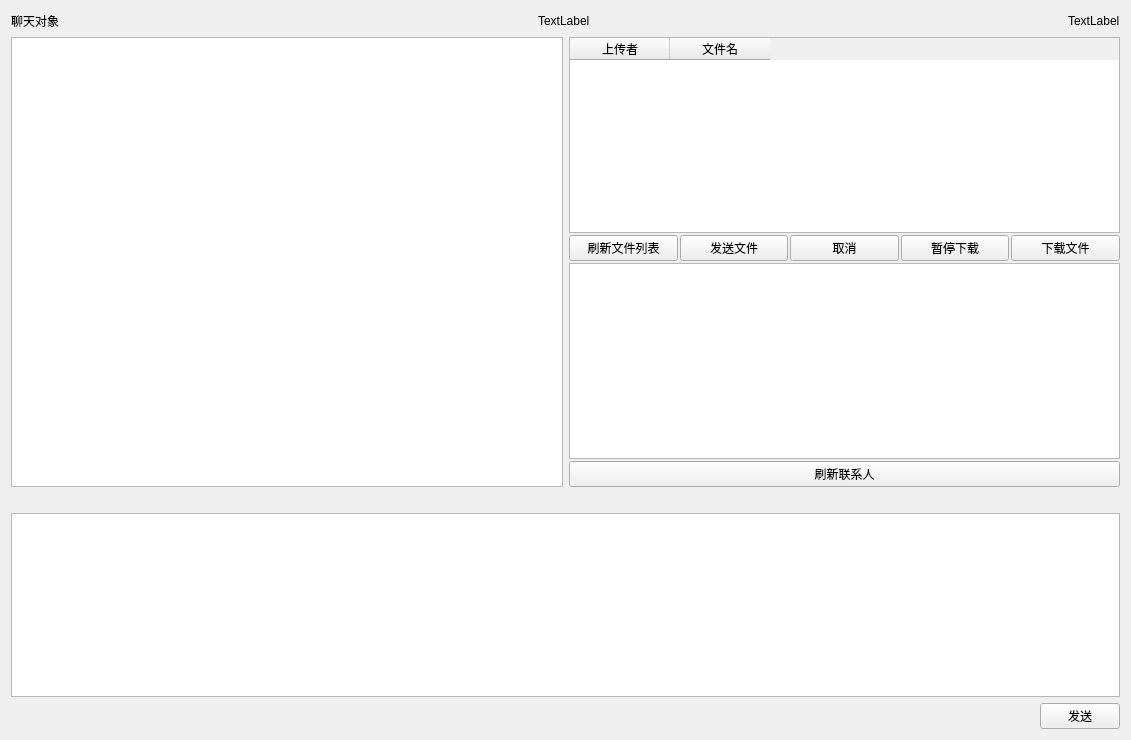
First picture: the form in OnlineClient/chatmenu.ui, repository hetufict/QtMeetingSystem, before the edit.
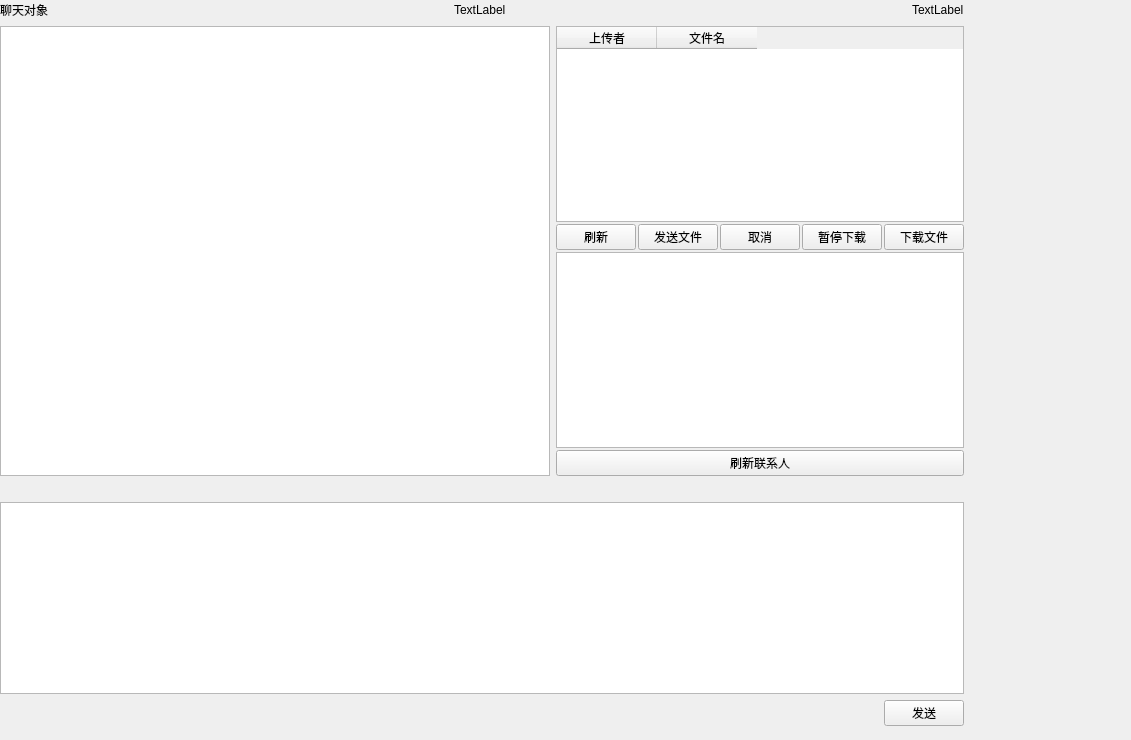
Second picture: the form after the edit.

```diff
--- a/OnlineClient/chatmenu.ui
+++ b/OnlineClient/chatmenu.ui
@@ -13,8 +13,7 @@
   <property name="windowTitle">
    <string>Form</string>
   </property>
-  <layout class="QHBoxLayout" name="horizontalLayout_7">
-   <item>
+  <widget class="QWidget" name="">
     <layout class="QVBoxLayout" name="verticalLayout_5">
      <item>
       <layout class="QHBoxLayout" name="horizontalLayout_4">
@@ -105,7 +104,7 @@
              <item>
               <widget class="QPushButton" name="pb_fllushFilelist">
                <property name="text">
-                <string>刷新文件列表</string>
+               <string>刷新</string>
                </property>
               </widget>
              </item>
@@ -238,8 +237,7 @@
       </layout>
      </item>
     </layout>
-   </item>
-  </layout>
+  </widget>
  </widget>
  <resources/>
  <connections/>
```
Lines whose indentation alone changed are shown as unchanged.
